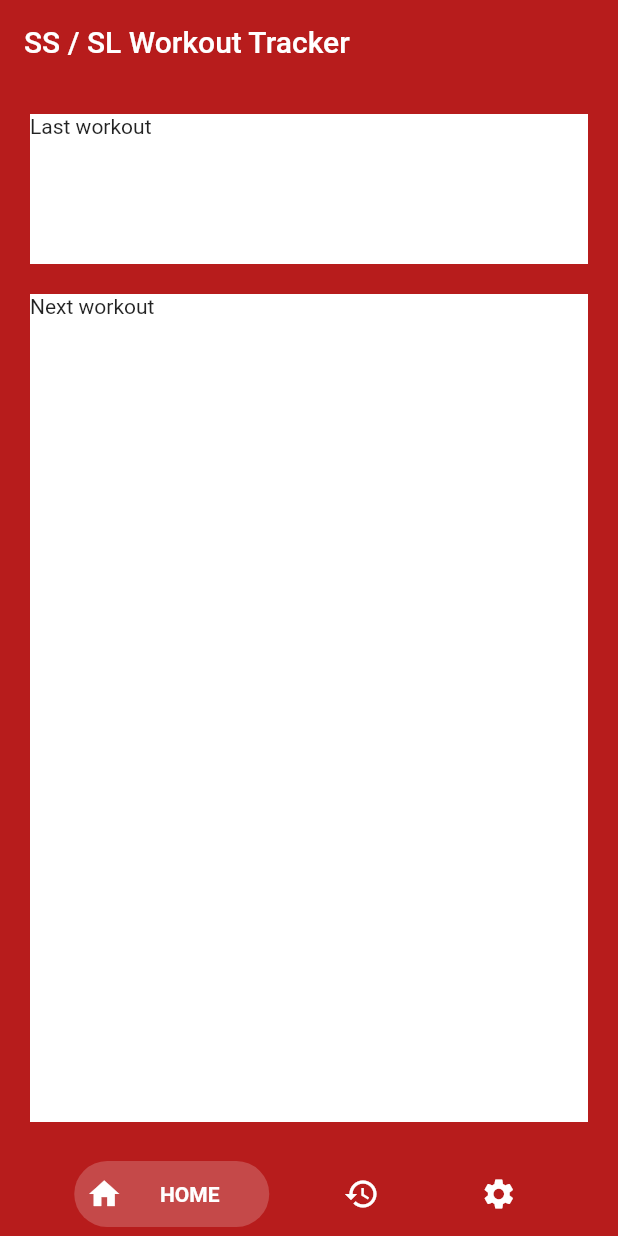
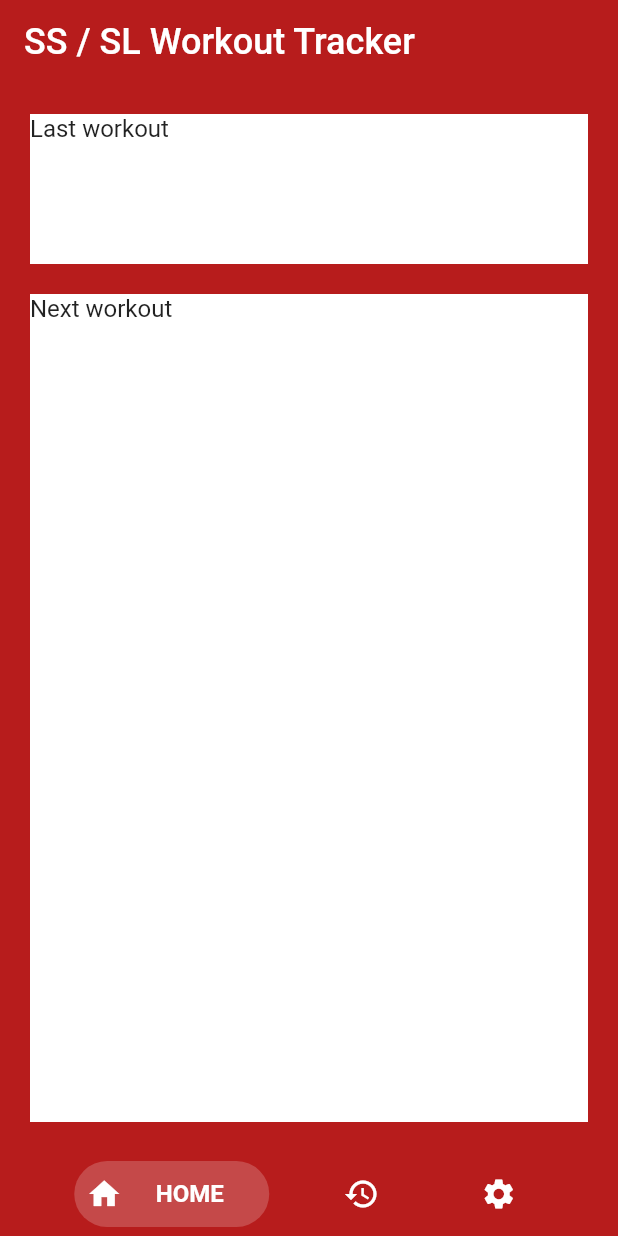
Before and after one commit to tatater56/ss-sl-workout-tracker, a Flutter app: the screen it shows after launch, on a phone screen of 412 x 824 dp. Run offline on Flutter 3.47's test engine with Material 2 defaults, Android fonts, the phone set to English and light mode, and no system bars; drawn by our look-alikes of bottom_navy_bar.

Commit message:
made default font size bigger

```diff
--- a/lib/main.dart
+++ b/lib/main.dart
@@ -26,9 +26,12 @@ class _MyAppState extends State<MyApp> {
   @override
   Widget build(BuildContext context) {
     return MaterialApp(
+      theme: ThemeData(
+        textTheme: TextTheme(bodyText2: TextStyle(fontSize: 16.0)),
+      ),
       home: Scaffold(
         appBar: AppBar(
-          title: Text(_appbarTitle),
+          title: Text(_appbarTitle, style: TextStyle(fontSize: 24.0)),
           elevation: 0,
           backgroundColor: Colors.transparent,
         ),
```
